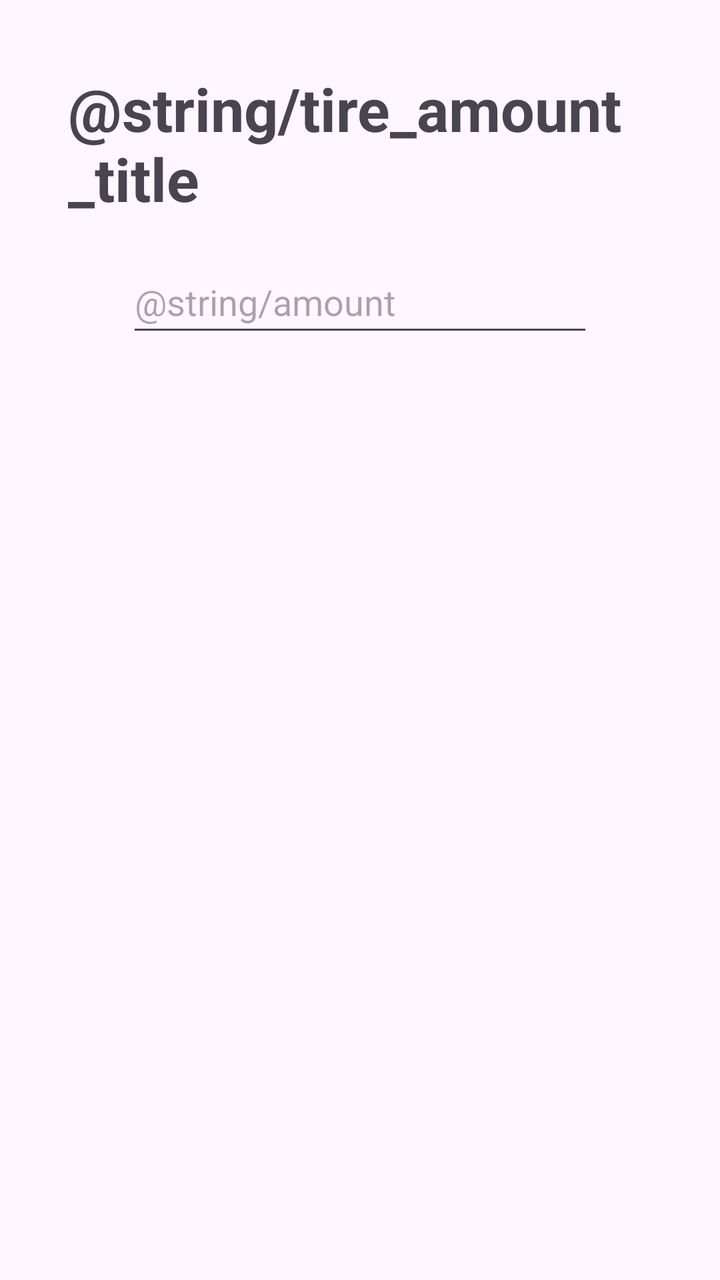
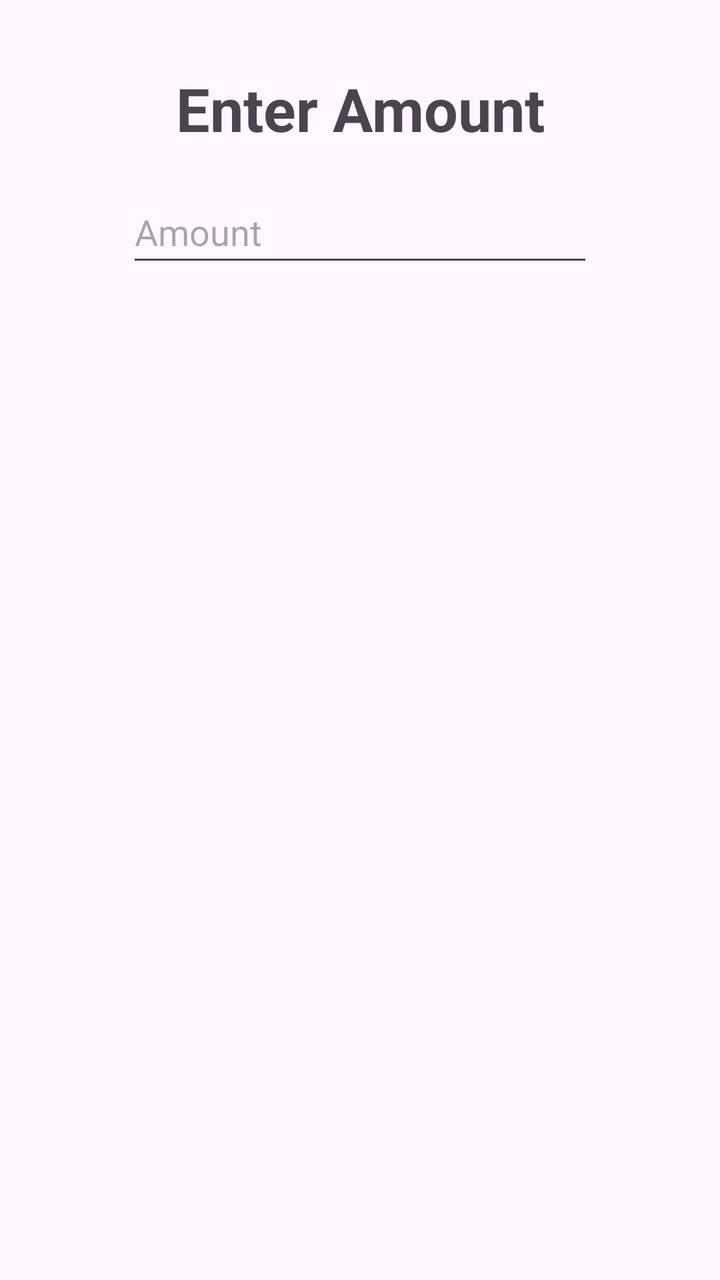

Two renders of the same Android screen: before a commit and after it. Below are the layout's source before the change and the commit's diff.
<!-- AndroidManifest.xml: application theme Theme.BarcodeScannerApp -->
<!-- res/layout/tire_amount.xml -->
<?xml version="1.0" encoding="utf-8"?>
<androidx.constraintlayout.widget.ConstraintLayout xmlns:android="http://schemas.android.com/apk/res/android"
    xmlns:app="http://schemas.android.com/apk/res-auto"
    android:layout_width="match_parent"
    android:layout_height="wrap_content"
    android:padding="34dp">

    <TextView
        android:id="@+id/etTitle"
        android:layout_width="wrap_content"
        android:layout_height="wrap_content"
        android:text="@string/tire_amount_title"
        android:textSize="30sp"
        android:textStyle="bold"
        app:layout_constraintEnd_toEndOf="parent"
        app:layout_constraintHorizontal_bias="0.5"
        app:layout_constraintStart_toStartOf="parent"
        app:layout_constraintTop_toTopOf="parent" />

    <EditText
        android:id="@+id/etAmount"
        android:layout_width="0dp"
        android:layout_height="wrap_content"
        android:layout_marginTop="16dp"
        android:hint="@string/amount"
        android:inputType="number"
        android:maxLength="2"
        android:minHeight="48dp"
        app:layout_constraintEnd_toEndOf="parent"
        app:layout_constraintStart_toStartOf="parent"
        app:layout_constraintTop_toBottomOf="@id/etTitle"
        app:layout_constraintWidth_percent="0.8" />

</androidx.constraintlayout.widget.ConstraintLayout>
<!-- resources referenced by this layout -->
<resources>
  <style name="Theme.BarcodeScannerApp" parent="Base.Theme.BarcodeScannerApp" />
  <style name="Base.Theme.BarcodeScannerApp" parent="Theme.Material3.DayNight.NoActionBar">
          <item name="android:statusBarColor">#C11236</item>
      </style>
</resources>

<!-- the commit's change to res/layout/tire_amount.xml (unified diff, before → after) -->
@@ -9,7 +9,7 @@
         android:id="@+id/etTitle"
         android:layout_width="wrap_content"
         android:layout_height="wrap_content"
-        android:text="@string/tire_amount_title"
+        android:text="Enter Amount"
         android:textSize="30sp"
         android:textStyle="bold"
         app:layout_constraintEnd_toEndOf="parent"
@@ -22,7 +22,7 @@
         android:layout_width="0dp"
         android:layout_height="wrap_content"
         android:layout_marginTop="16dp"
-        android:hint="@string/amount"
+        android:hint="Amount"
         android:inputType="number"
         android:maxLength="2"
         android:minHeight="48dp"
